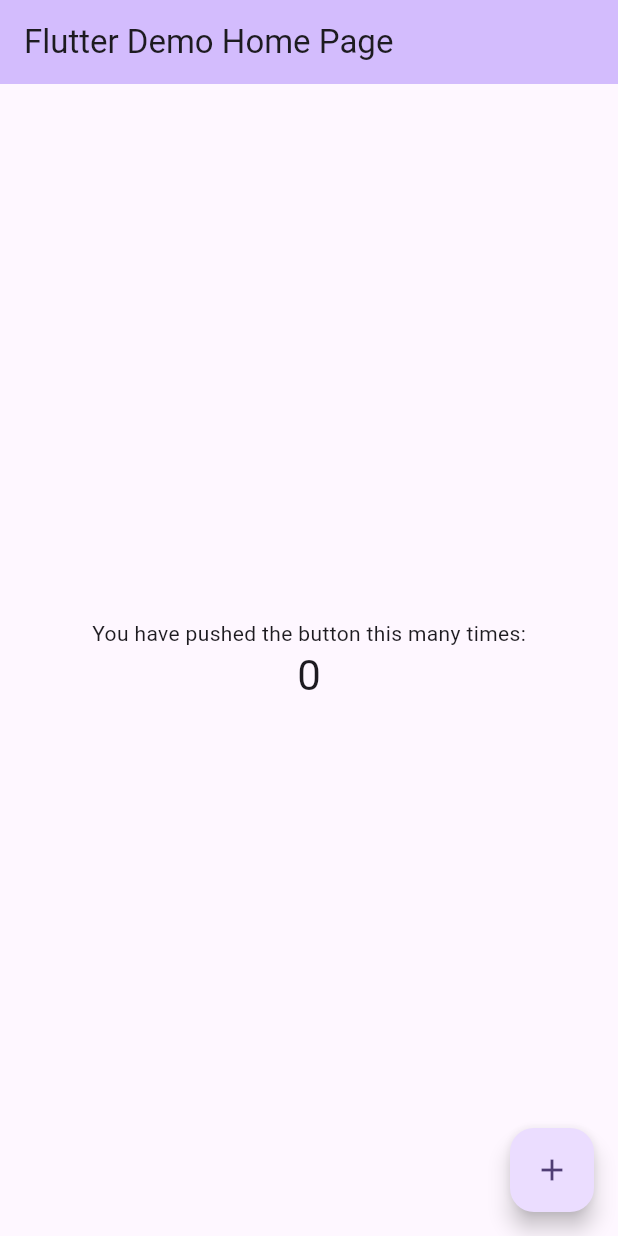
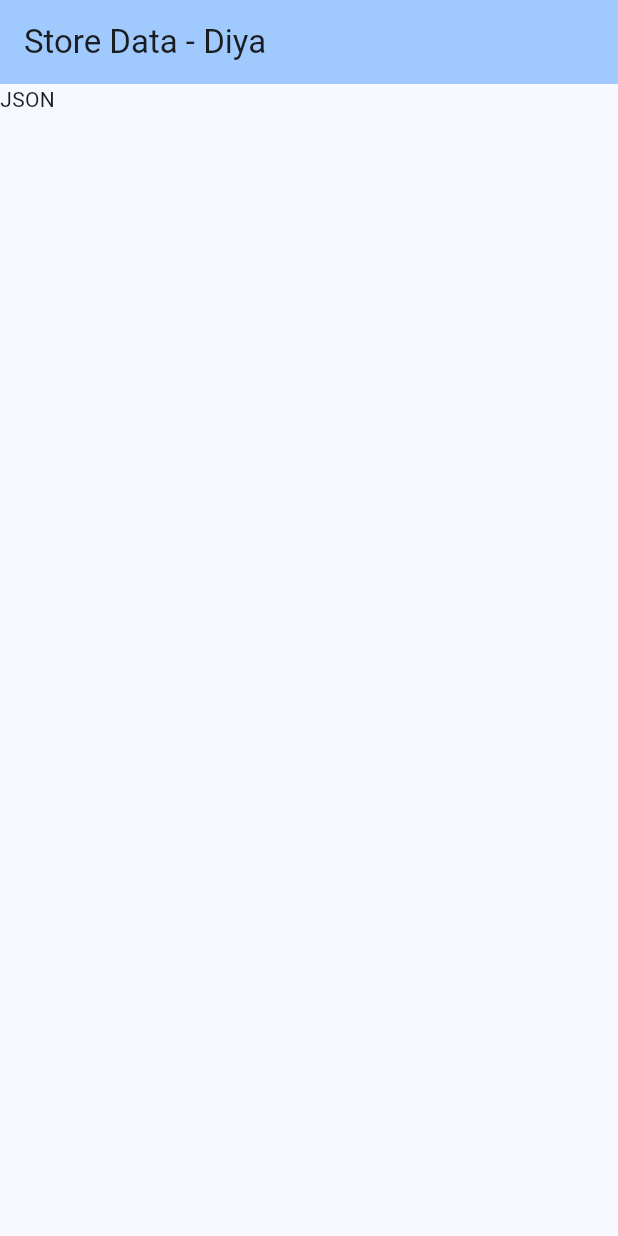
Before and after one commit to Sadiya8924/Mobile2025_2341720147, a Flutter app: the screen it shows after launch, on a phone screen of 412 x 824 dp. Run offline on Flutter 3.47's test engine with Material 3 defaults, Android fonts, the phone set to English and light mode, and no system bars; our stand-ins replace auto_size_text, camera, geolocator.

Commit message:
W13: Jawaban Soal 1

```diff
--- a/codelab13_dart/store_data_diya/lib/main.dart
+++ b/codelab13_dart/store_data_diya/lib/main.dart
@@ -7,45 +7,21 @@
 class MyApp extends StatelessWidget {
   const MyApp({super.key});
 
-  // This widget is the root of your application.
   @override
   Widget build(BuildContext context) {
     return MaterialApp(
-      title: 'Flutter Demo',
+      title: 'Diya',
       theme: ThemeData(
-        // This is the theme of your application.
-        //
-        // TRY THIS: Try running your application with "flutter run". You'll see
-        // the application has a purple toolbar. Then, without quitting the app,
-        // try changing the seedColor in the colorScheme below to Colors.green
-        // and then invoke "hot reload" (save your changes or press the "hot
-        // reload" button in a Flutter-supported IDE, or press "r" if you used
-        // the command line to start the app).
-        //
-        // Notice that the counter didn't reset back to zero; the application
-        // state is not lost during the reload. To reset the state, use hot
-        // restart instead.
-        //
-        // This works for code too, not just values: Most code changes can be
-        // tested with just a hot reload.
-        colorScheme: ColorScheme.fromSeed(seedColor: Colors.deepPurple),
+        colorScheme: ColorScheme.fromSeed(seedColor: Colors.blue),
+        useMaterial3: true,
       ),
-      home: const MyHomePage(title: 'Flutter Demo Home Page'),
+      home: const MyHomePage(title: 'Store Data - Diya'),
     );
   }
 }
 
 class MyHomePage extends StatefulWidget {
   const MyHomePage({super.key, required this.title});
-
-  // This widget is the home page of your application. It is stateful, meaning
-  // that it has a State object (defined below) that contains fields that affect
-  // how it looks.
-
-  // This class is the configuration for the state. It holds the values (in this
-  // case the title) provided by the parent (in this case the App widget) and
-  // used by the build method of the State. Fields in a Widget subclass are
-  // always marked "final".
 
   final String title;
 
@@ -54,69 +30,16 @@
 }
 
 class _MyHomePageState extends State<MyHomePage> {
-  int _counter = 0;
-
-  void _incrementCounter() {
-    setState(() {
-      // This call to setState tells the Flutter framework that something has
-      // changed in this State, which causes it to rerun the build method below
-      // so that the display can reflect the updated values. If we changed
-      // _counter without calling setState(), then the build method would not be
-      // called again, and so nothing would appear to happen.
-      _counter++;
-    });
-  }
-
   @override
   Widget build(BuildContext context) {
-    // This method is rerun every time setState is called, for instance as done
-    // by the _incrementCounter method above.
-    //
-    // The Flutter framework has been optimized to make rerunning build methods
-    // fast, so that you can just rebuild anything that needs updating rather
-    // than having to individually change instances of widgets.
     return Scaffold(
       appBar: AppBar(
-        // TRY THIS: Try changing the color here to a specific color (to
-        // Colors.amber, perhaps?) and trigger a hot reload to see the AppBar
-        // change color while the other colors stay the same.
         backgroundColor: Theme.of(context).colorScheme.inversePrimary,
-        // Here we take the value from the MyHomePage object that was created by
-        // the App.build method, and use it to set our appbar title.
         title: Text(widget.title),
       ),
-      body: Center(
-        // Center is a layout widget. It takes a single child and positions it
-        // in the middle of the parent.
-        child: Column(
-          // Column is also a layout widget. It takes a list of children and
-          // arranges them vertically. By default, it sizes itself to fit its
-          // children horizontally, and tries to be as tall as its parent.
-          //
-          // Column has various properties to control how it sizes itself and
-          // how it positions its children. Here we use mainAxisAlignment to
-          // center the children vertically; the main axis here is the vertical
-          // axis because Columns are vertical (the cross axis would be
-          // horizontal).
-          //
-          // TRY THIS: Invoke "debug painting" (choose the "Toggle Debug Paint"
-          // action in the IDE, or press "p" in the console), to see the
-          // wireframe for each widget.
-          mainAxisAlignment: MainAxisAlignment.center,
-          children: <Widget>[
-            const Text('You have pushed the button this many times:'),
-            Text(
-              '$_counter',
-              style: Theme.of(context).textTheme.headlineMedium,
-            ),
-          ],
-        ),
+      body: Container(
+        child: const Text('JSON'),
       ),
-      floatingActionButton: FloatingActionButton(
-        onPressed: _incrementCounter,
-        tooltip: 'Increment',
-        child: const Icon(Icons.add),
-      ), // This trailing comma makes auto-formatting nicer for build methods.
     );
   }
 }
```
